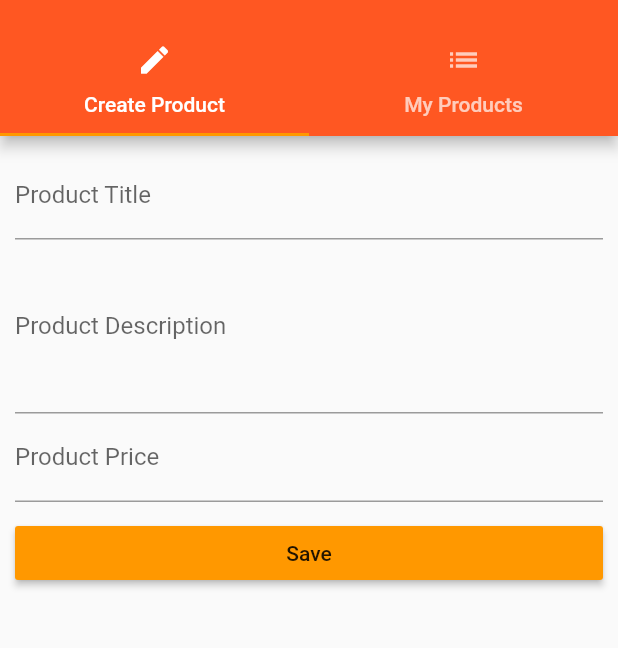
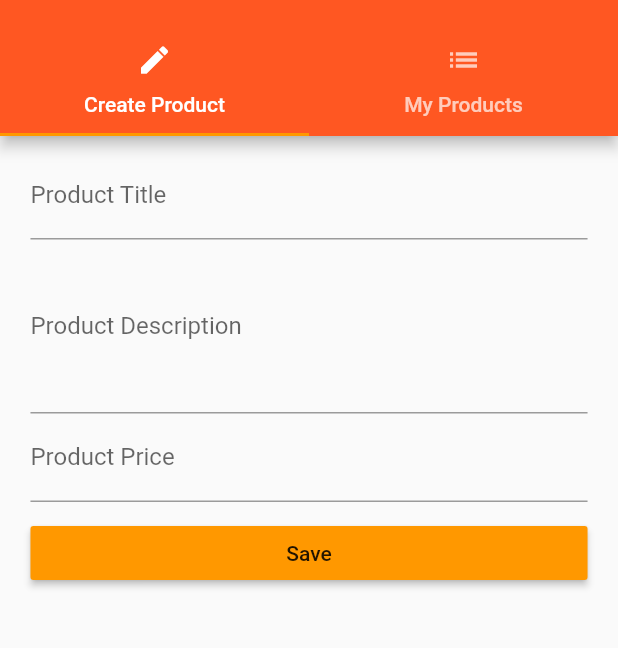
Before and after one commit to UnDer-7/curso-flutter, a Flutter app: the ProductAdminPage screen opened by its route, on a phone screen of 412 x 824 dp, the part 59-707 px from its top. Run offline on Flutter 3.47's test engine with Material 2 defaults, Android fonts, the phone set to English and light mode, and no system bars.

Commit message:
class 118 - Understanding Media Queries with ListView

```diff
--- a/lib/pages/product_create.dart
+++ b/lib/pages/product_create.dart
@@ -15,10 +15,15 @@ class _ProductCreatePageState extends State<ProductCreatePage>{
     double _priceValue;
 
     @override
-    Widget build(BuildContext context) =>
-        Container(
+    Widget build(BuildContext context) {
+        final double deviceWidth = MediaQuery.of(context).size.width;
+        final double targetWidth = deviceWidth > 550.0 ? 500.0 : deviceWidth * 0.95;
+        final double targetPadding = deviceWidth - targetWidth;
+        return Container(
+            width: targetWidth,
             margin: EdgeInsets.all(10),
             child: ListView(
+                padding: EdgeInsets.symmetric(horizontal: targetPadding / 2),
                 children: <Widget>[
                     _buildTitleTextField(),
                     _buildDescriptionTextField(),
@@ -28,12 +33,15 @@ class _ProductCreatePageState extends State<ProductCreatePage>{
                     ),
                     RaisedButton(
                         child: Text('Save'),
-                        color: Theme.of(context).accentColor,
+                        color: Theme
+                            .of(context)
+                            .accentColor,
                         onPressed: _submitFomr,
                     )
                 ],
             ),
         );
+    }
 
     TextField _buildTitleTextField() =>
         TextField(
```
